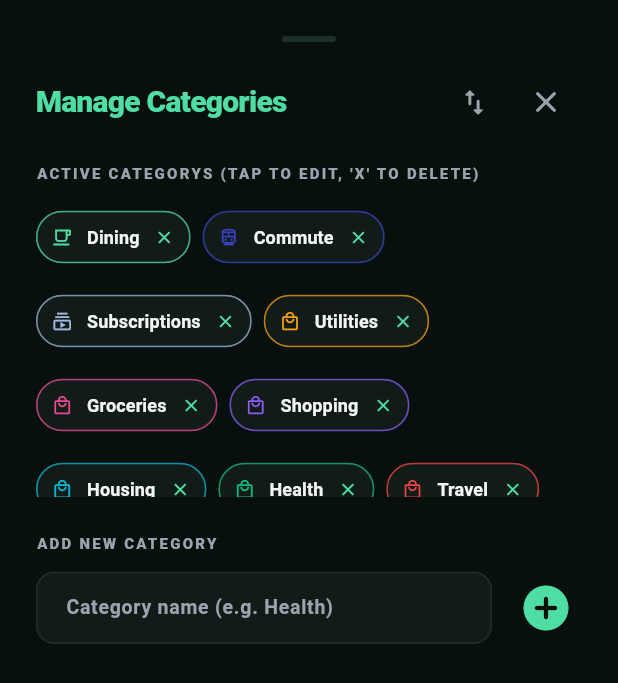
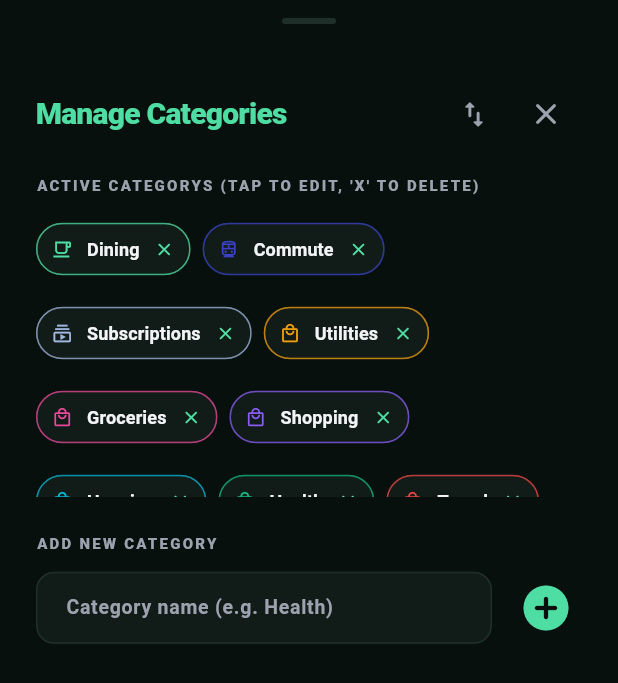
Before and after one commit to piyushram612/Tripl, a Flutter app: the ManageCategoriesSheet widget shown alone on an empty page, opened directly, on a phone screen of 412 x 824 dp. Shown: the top 683 px of the screen. Run offline on Flutter 3.47's test engine with Material 3 defaults, Android fonts, the phone set to English and light mode, and no system bars; our stand-ins replace file_picker, flutter_local_notifications, flutter_riverpod, flutter_svg, flutter_timezone, share_plus and 2 more; accounts and stored records are empty.

Commit message:
Made Manage Category section to be scrollable

```diff
--- a/lib/providers/profile_provider.dart
+++ b/lib/providers/profile_provider.dart
@@ -6,14 +6,14 @@ final usernameProvider = StateNotifierProvider<UsernameNotifier, String>((ref) {
 });
 
 class UsernameNotifier extends StateNotifier<String> {
-  UsernameNotifier() : super('Alex') {
+  UsernameNotifier() : super('User') {
     _loadUsername();
   }
 
   Future<void> _loadUsername() async {
     final prefs = await SharedPreferences.getInstance();
     await prefs.reload();
-    state = prefs.getString('user_profile_name') ?? 'Alex';
+    state = prefs.getString('user_profile_name') ?? 'User';
   }
 
   Future<void> setUsername(String name) async {
--- a/lib/screens/sheets/manage_categories_sheet.dart
+++ b/lib/screens/sheets/manage_categories_sheet.dart
@@ -8,17 +8,34 @@ import '../../services/transaction_service.dart';
 import '../../models/transaction_model.dart';
 import '../../core/theme.dart';
 
-class ManageCategoriesSheet extends ConsumerWidget {
+class ManageCategoriesSheet extends ConsumerStatefulWidget {
   const ManageCategoriesSheet({super.key});
 
   @override
-  Widget build(BuildContext context, WidgetRef ref) {
+  ConsumerState<ManageCategoriesSheet> createState() => _ManageCategoriesSheetState();
+}
+
+class _ManageCategoriesSheetState extends ConsumerState<ManageCategoriesSheet> {
+  final DraggableScrollableController _sheetController = DraggableScrollableController();
+
+  static const double _minSize = 0.35;
+  static const double _maxSize = 0.95;
+
+  @override
+  void dispose() {
+    _sheetController.dispose();
+    super.dispose();
+  }
+
+  @override
+  Widget build(BuildContext context) {
     final categories = ref.watch(categoriesListProvider);
 
     return DraggableScrollableSheet(
+      controller: _sheetController,
       initialChildSize: 0.55,
-      minChildSize: 0.35,
-      maxChildSize: 0.95,
+      minChildSize: _minSize,
+      maxChildSize: _maxSize,
       expand: false,
       builder: (context, scrollController) {
         return Container(
@@ -26,6 +43,41 @@ class ManageCategoriesSheet extends ConsumerWidget {
             color: TallyTapTheme.obsidianBg,
             borderRadius: BorderRadius.vertical(top: Radius.circular(24)),
           ),
+          child: Column(
+            children: [
+              // Drag handle pill — dedicated gesture so it always expands/collapses
+              // regardless of inner scroll position.
+              GestureDetector(
+                behavior: HitTestBehavior.opaque,
+                onVerticalDragUpdate: (details) {
+                  final screenH = MediaQuery.of(context).size.height;
+                  final delta = -details.primaryDelta! / screenH;
+                  final next = (_sheetController.size + delta).clamp(_minSize, _maxSize);
+                  _sheetController.jumpTo(next);
+                },
+                onTap: () {
+                  final target = _sheetController.size < 0.7 ? _maxSize : _minSize;
+                  _sheetController.animateTo(
+                    target,
+                    duration: const Duration(milliseconds: 300),
+                    curve: Curves.easeInOut,
+                  );
+                },
+                child: Padding(
+                  padding: const EdgeInsets.symmetric(vertical: 12),
+                  child: Center(
+                    child: Container(
+                      width: 36,
+                      height: 4,
+                      decoration: BoxDecoration(
+                        color: TallyTapTheme.borderGreen,
+                        borderRadius: BorderRadius.circular(2),
+                      ),
+                    ),
+                  ),
+                ),
+              ),
+              Expanded(
                 child: ManageItemsSheet(
                   title: 'Manage Categories',
                   itemLabel: 'Category',
@@ -69,6 +121,9 @@ class ManageCategoriesSheet extends ConsumerWidget {
               await ref.read(budgetLimitsProvider.notifier).loadLimits();
             },
                 ),
+              ),
+            ],
+          ),
         );
       },
     );
--- a/lib/screens/sheets/manage_items_sheet.dart
+++ b/lib/screens/sheets/manage_items_sheet.dart
@@ -163,7 +163,7 @@ class _ManageItemsSheetState extends ConsumerState<ManageItemsSheet> {
     );
   }
 
-  Widget _buildItemsList(BuildContext context) {
+  Widget _buildItemsList(BuildContext context, {ScrollController? scrollController}) {
     if (widget.items.isEmpty) {
       return Padding(
         padding: const EdgeInsets.symmetric(vertical: 12.0),
@@ -278,8 +278,10 @@ class _ManageItemsSheetState extends ConsumerState<ManageItemsSheet> {
     );
 
     // Scrollable container for the active items list.
-    // This scrollable is independent of the draggable scroll controller to avoid scroll conflict when browsing items.
+    // Uses the DraggableScrollableSheet's controller so dragging up expands
+    // the sheet first, then scrolls content once fully expanded.
     return SingleChildScrollView(
+      controller: scrollController,
       physics: const BouncingScrollPhysics(),
       child: Padding(
         padding: const EdgeInsets.only(bottom: 16.0),
@@ -293,30 +295,10 @@ class _ManageItemsSheetState extends ConsumerState<ManageItemsSheet> {
     ref.watch(customizationProvider); // Dynamic UI updates
     final hasScrollController = widget.scrollController != null;
 
-    Widget buildContent() {
-      return Column(
-        mainAxisSize: MainAxisSize.min,
+    // Shared header widgets — no drag handle pill here; it lives in the parent sheet
+    Widget buildHeader() => Column(
       crossAxisAlignment: CrossAxisAlignment.stretch,
       children: [
-          if (hasScrollController)
-            SingleChildScrollView(
-              controller: widget.scrollController,
-              physics: const AlwaysScrollableScrollPhysics(),
-              child: Column(
-                crossAxisAlignment: CrossAxisAlignment.stretch,
-                children: [
-                  // Drag handle
-                  Center(
-                    child: Container(
-                      margin: const EdgeInsets.only(bottom: 16),
-                      width: 36,
-                      height: 4,
-                      decoration: BoxDecoration(
-                        color: TallyTapTheme.borderGreen,
-                        borderRadius: BorderRadius.circular(2),
-                      ),
-                    ),
-                  ),
         Row(
           mainAxisAlignment: MainAxisAlignment.spaceBetween,
           children: [
@@ -368,69 +350,11 @@ class _ManageItemsSheetState extends ConsumerState<ManageItemsSheet> {
         ),
         const SizedBox(height: 12),
       ],
-              ),
-            )
-          else ...[
-            Row(
-              mainAxisAlignment: MainAxisAlignment.spaceBetween,
+    );
+
+    Widget buildAddRow() => Column(
+      crossAxisAlignment: CrossAxisAlignment.stretch,
       children: [
-                Text(
-                  widget.title,
-                  style: const TextStyle(
-                    fontSize: 20,
-                    fontWeight: FontWeight.w900,
-                    color: TallyTapTheme.primaryMint,
-                    letterSpacing: -0.5,
-                  ),
-                ),
-                Row(
-                  children: [
-                    IconButton(
-                      icon: Icon(
-                        _isReordering ? Icons.grid_view_rounded : Icons.swap_vert_rounded,
-                        color: _isReordering ? TallyTapTheme.primaryMint : TallyTapTheme.textGray,
-                        size: 22,
-                      ),
-                      onPressed: () {
-                        setState(() {
-                          _isReordering = !_isReordering;
-                          _controller.clear();
-                          _focusNode.unfocus();
-                        });
-                      },
-                      tooltip: _isReordering ? 'Grid View' : 'Reorder Items',
-                    ),
-                    IconButton(
-                      icon: const Icon(Icons.close_rounded, color: TallyTapTheme.textGray),
-                      onPressed: () => Navigator.pop(context),
-                    ),
-                  ],
-                ),
-              ],
-            ),
-            const SizedBox(height: 16),
-            Text(
-              _isReordering
-                  ? 'REORDER ${widget.itemLabel.toUpperCase()}S (DRAG TO SORT)'
-                  : 'ACTIVE ${widget.itemLabel.toUpperCase()}S (TAP TO EDIT, \'X\' TO DELETE)',
-              style: const TextStyle(
-                fontSize: 10,
-                fontWeight: FontWeight.w800,
-                letterSpacing: 1.5,
-                color: TallyTapTheme.textGray,
-              ),
-            ),
-            const SizedBox(height: 12),
-          ],
-
-          if (hasScrollController)
-            Expanded(
-              child: _buildItemsList(context),
-            )
-          else
-            _buildItemsList(context),
-
-          if (!_isReordering) ...[
         const SizedBox(height: 24),
         Text(
           'ADD NEW ${widget.itemLabel.toUpperCase()}',
@@ -471,7 +395,6 @@ class _ManageItemsSheetState extends ConsumerState<ManageItemsSheet> {
               onPressed: () async {
                 final text = _controller.text.trim();
                 if (text.isEmpty) return;
-
                 await widget.onAdd(text);
                 _controller.clear();
                 _focusNode.unfocus();
@@ -496,10 +419,12 @@ class _ManageItemsSheetState extends ConsumerState<ManageItemsSheet> {
           ],
         ),
       ],
-        ],
     );
-    }
 
+    // When inside a DraggableScrollableSheet we get a finite height — use a
+    // Column with Expanded so the items list fills remaining space and the
+    // add-row stays pinned at the bottom without overflowing.
+    if (hasScrollController) {
       return Padding(
         padding: EdgeInsets.only(
           left: 24,
@@ -507,11 +432,36 @@ class _ManageItemsSheetState extends ConsumerState<ManageItemsSheet> {
           top: 24,
           bottom: MediaQuery.of(context).viewInsets.bottom + 24,
         ),
-      child: hasScrollController
-          ? buildContent()
-          : SingleChildScrollView(
+        child: Column(
+          crossAxisAlignment: CrossAxisAlignment.stretch,
+          children: [
+            buildHeader(),
+          Expanded(child: _buildItemsList(context, scrollController: widget.scrollController)),
+            if (!_isReordering) buildAddRow(),
+          ],
+        ),
+      );
+    }
+
+    // No scroll controller — sheet sizes to content, wrap in scroll view.
+    return Padding(
+      padding: EdgeInsets.only(
+        left: 24,
+        right: 24,
+        top: 24,
+        bottom: MediaQuery.of(context).viewInsets.bottom + 24,
+      ),
+      child: SingleChildScrollView(
+        controller: widget.scrollController,
         physics: const BouncingScrollPhysics(),
-              child: buildContent(),
+        child: Column(
+          mainAxisSize: MainAxisSize.min,
+          crossAxisAlignment: CrossAxisAlignment.stretch,
+          children: [
+            buildHeader(),
+            _buildItemsList(context),            if (!_isReordering) buildAddRow(),
+          ],
+        ),
       ),
     );
   }
```
Lines whose indentation alone changed are shown as unchanged.
